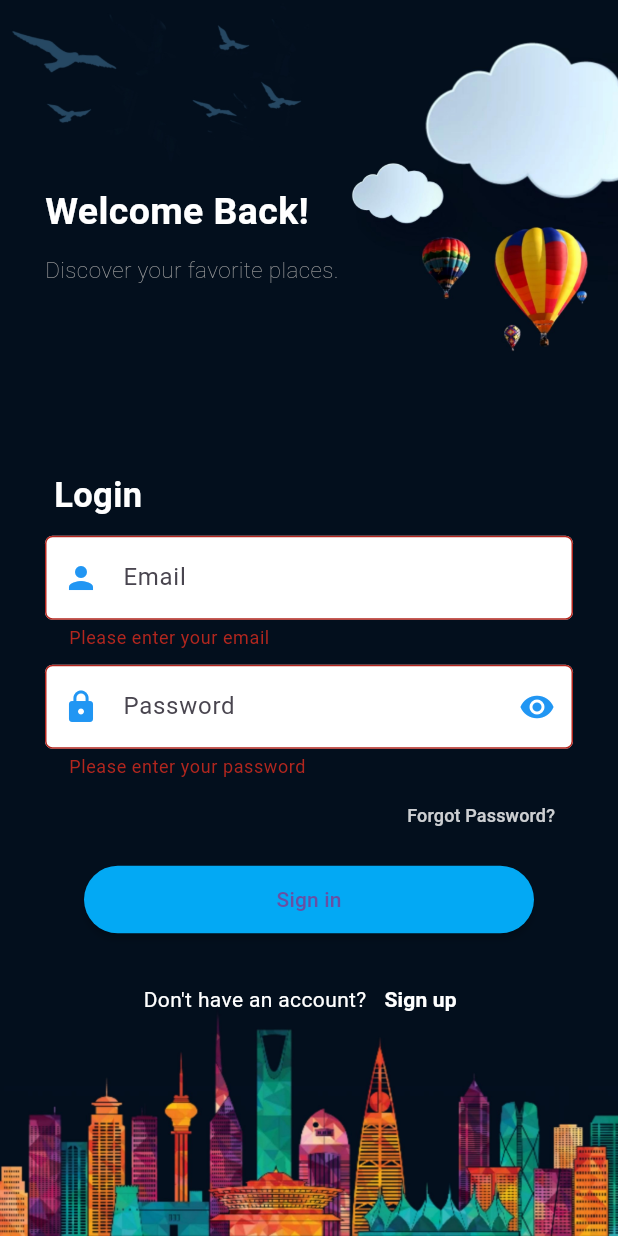
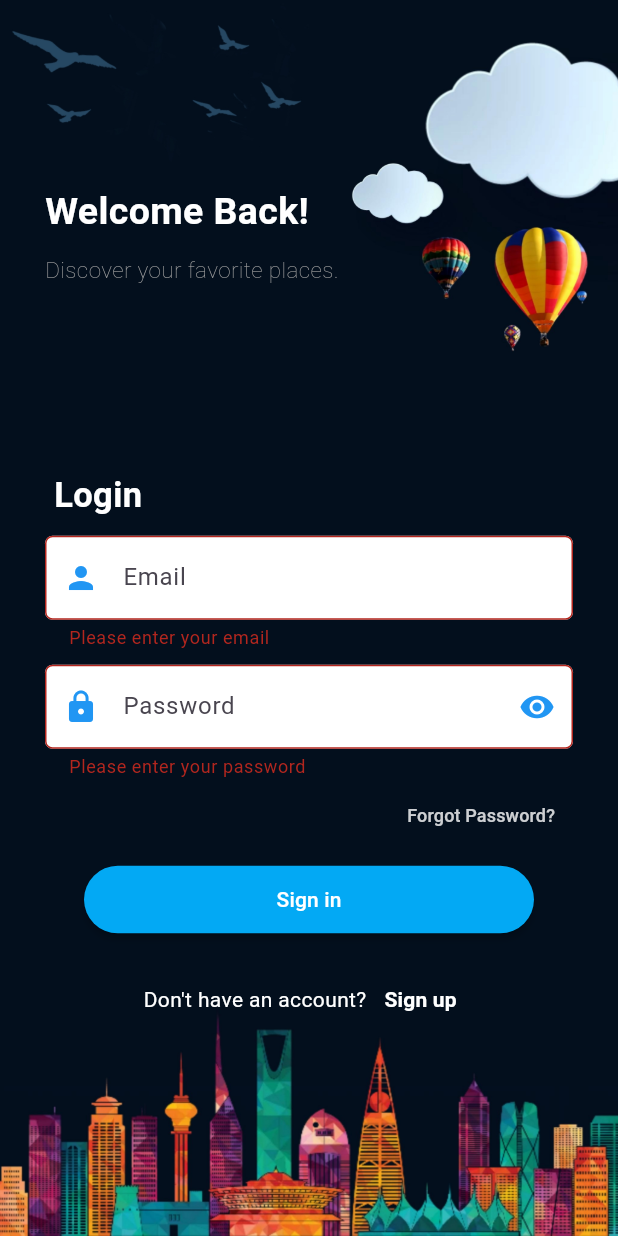
Before and after one commit to Abdullah2599/citiguide, a Flutter app: the screen it shows after launch, after a tap on "Login", after a tap on "Sign in", on a phone screen of 412 x 824 dp. Run offline on Flutter 3.47's test engine with Material 3 defaults, Android fonts, the phone set to English and light mode, and no system bars; drawn by our look-alikes of rounded_loading_button; our stand-ins replace animated_splash_screen, cached_network_image, firebase_auth, firebase_core, firebase_database, flutter_rating_bar and 2 more; accounts and stored records are empty; network calls fail.

Commit message:
minor state changes

```diff
--- a/lib/Pages/loginpage.dart
+++ b/lib/Pages/loginpage.dart
@@ -27,35 +27,10 @@ class _LoginPageState extends State<LoginPage> {
 
   bool _obscurePassword = true;
 
-  // @override
-  // void dispose() {
-  //   _emailController.dispose();
-  //   _passwordController.dispose();
-  //   super.dispose();
-  // }
-
   void loginform() async {
     if (loginController.LoginFormKey.currentState!.validate()) {
       loginController.signInWithEmailAndPassword();
 
-      // Await the http get response, then decode the json-formatted response.
-      // var response = await LoginController();
-      // if (response.statusCode == 200) {
-      // var jsonResponse =
-      //     json.decode(response.body) as Map<String, dynamic>;
-      //  setState(() {
-      //    itemCount = jsonResponse['totalItems'].toString();
-      //  });
-      // }
-      //         setState(() {
-      //          isLoading = false;
-      //        });
-      // Navigator.pushReplacement(
-      //   context,
-      //   MaterialPageRoute(
-      //     builder: (context) => CityScreen(),
-      //   ),
-      // );
       loginController.LoginFormKey.currentState!.reset();
       loginController.emailAddress.text = "";
       loginController.password.text = "";
@@ -133,10 +108,12 @@ class _LoginPageState extends State<LoginPage> {
                             ),
                             validator: (value) {
                               if (value!.isEmpty) {
+                                loginController.btnController.stop();
                                 return "Please enter your email";
                               } else if (!RegExp(
                                       r'^[\w-\.]+@([\w-]+\.)+[\w-]{2,4}$')
                                   .hasMatch(value)) {
+                                loginController.btnController.stop();
                                 return "Invalid email format";
                               }
                               return null;
@@ -171,8 +148,10 @@ class _LoginPageState extends State<LoginPage> {
                             ),
                             validator: (value) {
                               if (value!.isEmpty) {
+                                loginController.btnController.stop();
                                 return "Please enter your password";
                               } else if (value.length < 6) {
+                                loginController.btnController.stop();
                                 return "Password must be at least 6 characters long";
                               }
                               return null;
@@ -206,7 +185,10 @@ class _LoginPageState extends State<LoginPage> {
                             child: RoundedLoadingButton(
                               controller: loginController.btnController,
                               onPressed: loginform,
-                              child: const Text('Sign in'),
+                              child: const Text(
+                                'Sign in',
+                                style: TextStyle(color: Colors.white),
+                              ),
                             ),
                           ),
                           // Container(
```
Also changed, not shown: lib/Pages/cityscreen.dart (+5 -2 lines), lib/Pages/homepage.dart (+4 -4 lines), lib/Pages/maindetails.dart (+12 -10 lines), lib/components/reusable/appbar.dart (+8 -3 lines), lib/controllers/LoginController.dart (+15 -6 lines).
